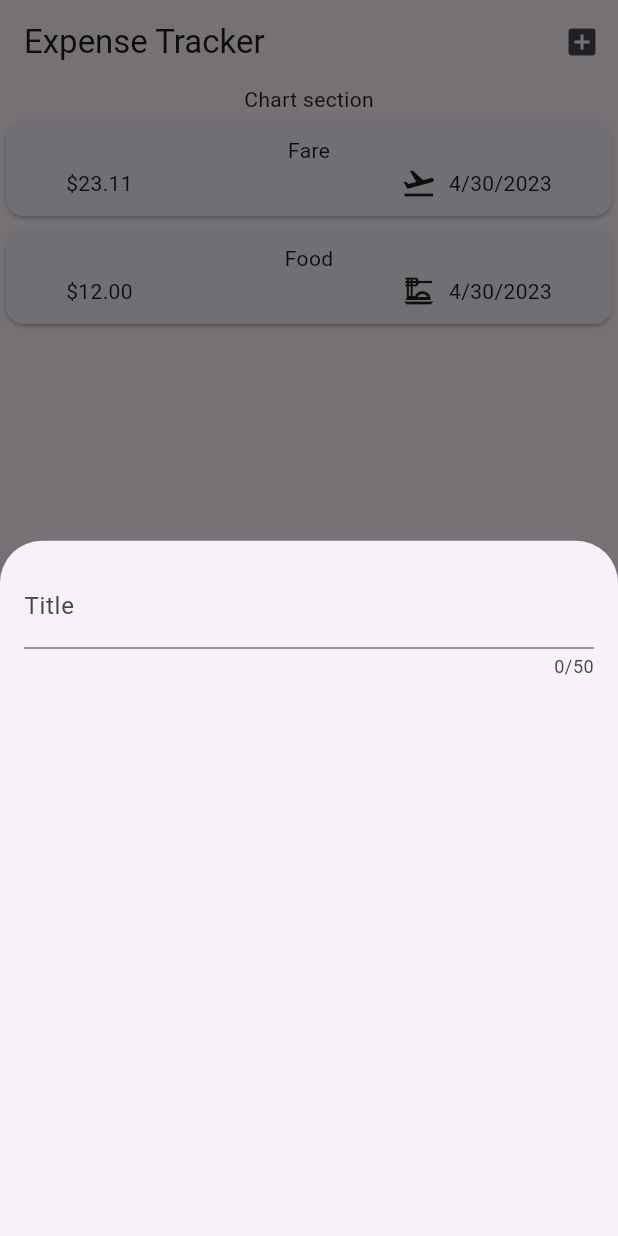
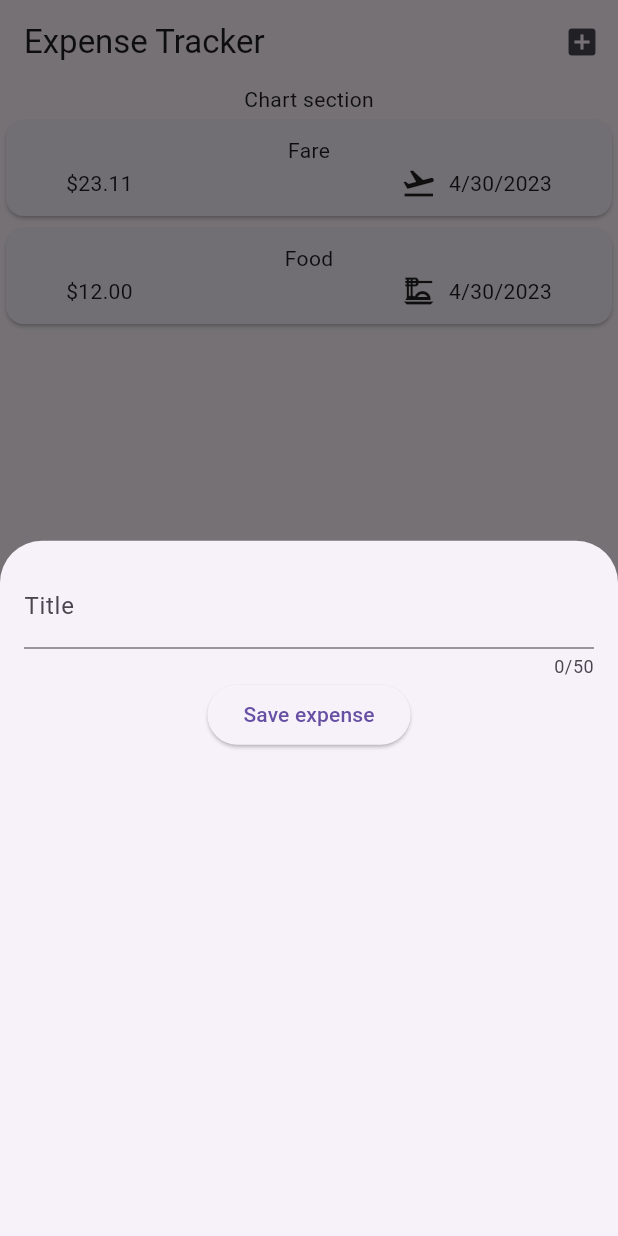
Before and after one commit to alvinwarui29/expenseTrackerFlutter, a Flutter app: the screen it shows after launch, after a tap on the "add box" icon, on a phone screen of 412 x 824 dp. Run offline on Flutter 3.47's test engine with Material 2 defaults, Android fonts, the phone set to English and light mode, and no system bars.

```diff
--- a/lib/widgets/new_expense.dart
+++ b/lib/widgets/new_expense.dart
@@ -8,20 +8,31 @@ class NewExpense extends StatefulWidget {
   }
 }
 
+var titleInput = '';
+void _setTitle(String input) {
+  titleInput = input;
+}
+
 class _NewExpenseState extends State<NewExpense> {
   @override
   Widget build(BuildContext context) {
     return Padding(
       padding: EdgeInsets.all(16),
       child: Column(
-        children: const [
-          TextField(
+        children: [
+          const TextField(
+            onChanged: _setTitle,
             maxLength: 50,
             keyboardType: TextInputType.name,
             decoration: InputDecoration(
               label: Text('Title'),
             ),
           ),
+          ElevatedButton(
+              onPressed: () {
+                print(titleInput);
+              },
+              child: const Text('Save expense'))
         ],
       ),
     );
```
